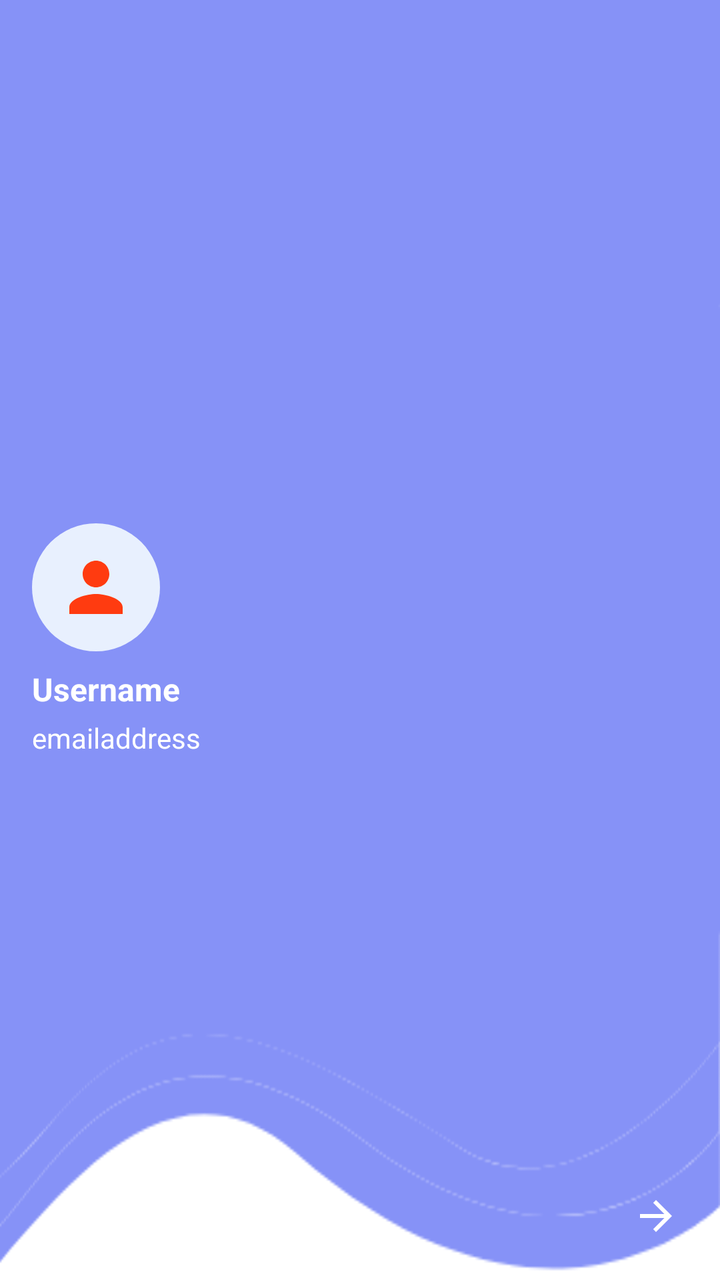
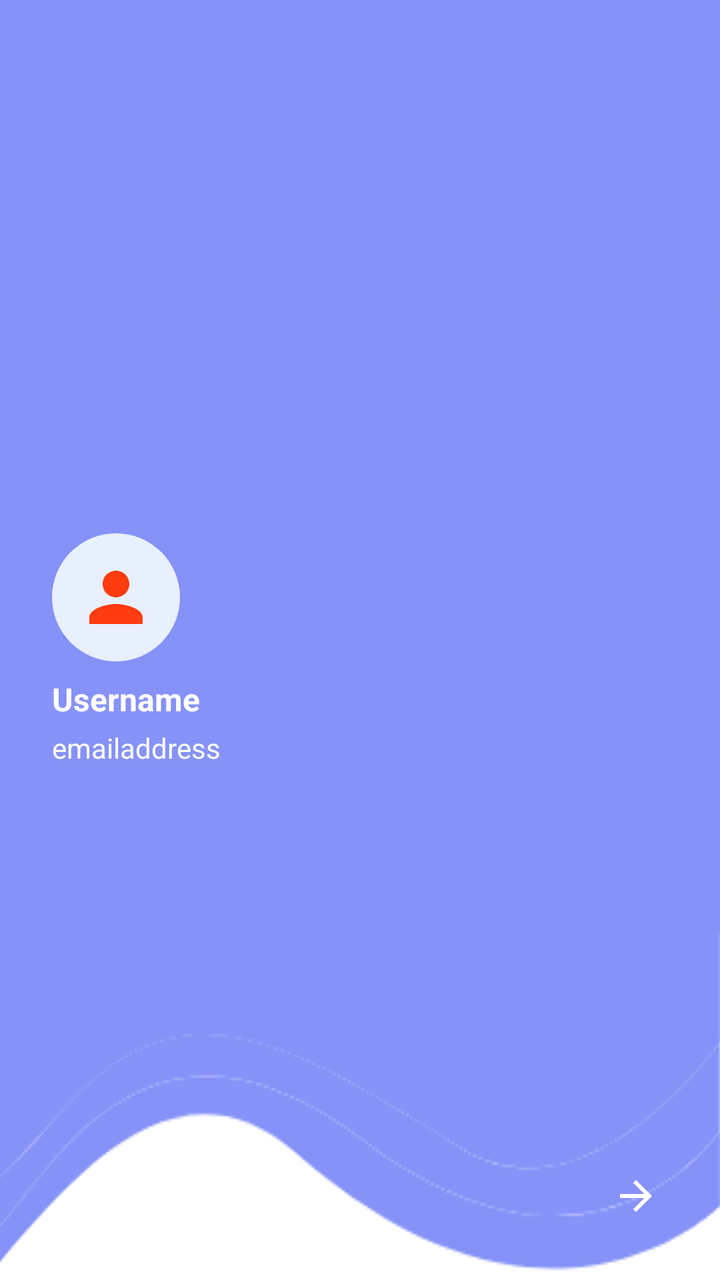

The first picture is an Android layout as it rendered before a commit; the second is the same layout after the commit. The layout source and the unified diff follow.
<!-- AndroidManifest.xml: application theme Theme.PARAmobile -->
<!-- res/layout/nav_header.xml -->
<?xml version="1.0" encoding="utf-8"?>
<androidx.constraintlayout.widget.ConstraintLayout
    xmlns:android="http://schemas.android.com/apk/res/android"
    xmlns:app="http://schemas.android.com/apk/res-auto"
    android:layout_width="match_parent"
    android:layout_height="176dp"
    android:background="@drawable/headerbkg"
    android:padding="16dp"
    android:theme="@style/ThemeOverlay.AppCompat.Dark">

    <ImageView
        android:id="@+id/ivProfilePic"
        android:layout_width="64dp"
        android:layout_height="64dp"
        android:src="@drawable/ic_person"
        android:background="@drawable/circle_background"
        android:padding="12dp"
        app:layout_constraintStart_toStartOf="parent"
        app:layout_constraintBottom_toTopOf="@+id/tvUsername"
        app:layout_constraintTop_toTopOf="parent"
        app:layout_constraintVertical_chainStyle="packed"/>

    <TextView
        android:id="@+id/tvUsername"
        android:layout_width="wrap_content"
        android:layout_height="wrap_content"
        android:text="Username"
        android:textColor="@color/white"
        android:textStyle="bold"
        android:textSize="16sp"
        app:layout_constraintStart_toStartOf="parent"
        app:layout_constraintBottom_toTopOf="@+id/tvEmail"
        app:layout_constraintTop_toBottomOf="@+id/ivProfilePic"
        android:layout_marginTop="8dp"/>

    <TextView
        android:id="@+id/tvEmail"
        android:layout_width="wrap_content"
        android:layout_height="wrap_content"
        android:text="emailaddress"
        android:textColor="@color/white"
        android:textSize="14sp"
        app:layout_constraintStart_toStartOf="parent"
        app:layout_constraintBottom_toBottomOf="parent"
        app:layout_constraintTop_toBottomOf="@+id/tvUsername"
        android:layout_marginTop="4dp"/>

    <ImageButton
        android:id="@+id/btnViewProfile"
        android:layout_width="32dp"
        android:layout_height="32dp"
        android:src="@drawable/ic_arrow_forward"
        android:background="?attr/selectableItemBackgroundBorderless"
        android:contentDescription="View Profile"
        app:layout_constraintEnd_toEndOf="parent"
        app:layout_constraintBottom_toBottomOf="parent"
        android:padding="4dp"/>

</androidx.constraintlayout.widget.ConstraintLayout>
<!-- resources referenced by this layout -->
<resources>
  <color name="white">#FFFFFFFF</color>
  <!-- drawable circle_background (drawable) -->
  <?xml version="1.0" encoding="utf-8"?>
  <shape xmlns:android="http://schemas.android.com/apk/res/android"
      android:shape="oval">
      <solid android:color="#E8F0FE" />
  </shape>
  <!-- drawable headerbkg: png bitmap (drawable, 9795 bytes) -->
  <!-- drawable ic_arrow_forward (drawable) -->
  <?xml version="1.0" encoding="utf-8"?>
  <vector xmlns:android="http://schemas.android.com/apk/res/android"
      android:width="24dp"
      android:height="24dp"
      android:viewportWidth="24"
      android:viewportHeight="24">
      <path
          android:fillColor="#FFFFFF"
          android:pathData="M12,4l-1.41,1.41L16.17,11H4v2h12.17l-5.58,5.59L12,20l8,-8z"/>
  </vector>
  <!-- drawable ic_person (drawable) -->
  <?xml version="1.0" encoding="utf-8"?>
  <vector xmlns:android="http://schemas.android.com/apk/res/android"
      android:width="24dp"
      android:height="24dp"
      android:viewportWidth="24"
      android:viewportHeight="24">
      <path
          android:fillColor="#FF3B10"
          android:pathData="M12,12c2.21,0 4,-1.79 4,-4s-1.79,-4 -4,-4 -4,1.79 -4,4 1.79,4 4,4zM12,14c-2.67,0 -8,1.34 -8,4v2h16v-2c0,-2.66 -5.33,-4 -8,-4z"/>
  </vector>
  <style name="Theme.PARAmobile" parent="Base.Theme.PARAmobile" />
  <style name="Base.Theme.PARAmobile" parent="Theme.Material3.DayNight.NoActionBar">
          
          
      </style>
</resources>

<!-- the commit's change to res/layout/nav_header.xml (unified diff, before → after) -->
@@ -5,12 +5,13 @@
     android:layout_width="match_parent"
     android:layout_height="176dp"
     android:background="@drawable/headerbkg"
-    android:padding="16dp"
+    android:padding="26dp"
     android:theme="@style/ThemeOverlay.AppCompat.Dark">
 
     <ImageView
         android:id="@+id/ivProfilePic"
         android:layout_width="64dp"
+        android:layout_marginTop="10dp"
         android:layout_height="64dp"
         android:src="@drawable/ic_person"
         android:background="@drawable/circle_background"
